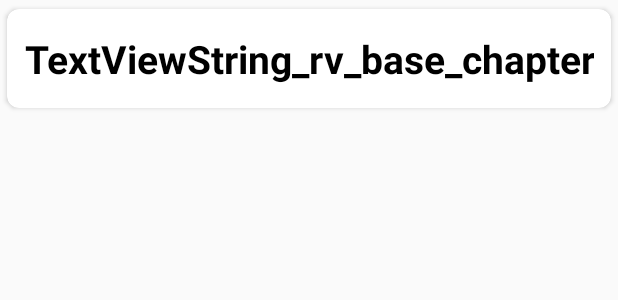
After one commit to phillipsk/GodWorks, an Android app: the layout rv_base_chapters.xml on its own in the app's theme, with its tools: preview values and no code run, on a phone screen of 412 x 824 dp. The commit adds this screen. Shown: the top 300 px of the screen. Run offline under Robolectric (Android 15) with nearby library versions, the phone set to English and light mode, and no system bars.

Commit message:
Bible API Fetch chapters complete; cache chapter filename TODO: Rename file

```diff
--- a/app/build.gradle
+++ b/app/build.gradle
@@ -43,6 +43,10 @@ dependencies {
     implementation "com.google.code.gson:gson:2.8.2"
 
     implementation 'com.android.support:design:27.1.1'
+    implementation 'com.android.support:cardview-v7:27.1.1'
+    implementation 'com.android.support:appcompat-v7:27.1.1'
+    implementation 'com.android.support:design:27.1.1'
+
 
     testImplementation 'junit:junit:4.12'
     androidTestImplementation 'com.android.support.test:runner:1.0.2'
--- /dev/null
+++ b/app/src/main/res/layout/rv_base_chapters.xml
@@ -0,0 +1,41 @@
+<android.support.v7.widget.CardView
+    xmlns:card_view="http://schemas.android.com/apk/res-auto"
+    xmlns:android="http://schemas.android.com/apk/res/android"
+    android:id="@+id/card_view"
+    android:layout_width="match_parent"
+    android:layout_height="wrap_content"
+    card_view:cardUseCompatPadding="true"
+    card_view:cardCornerRadius="8dp"
+    android:layout_marginBottom="16dp">
+
+    <RelativeLayout
+        android:layout_width="match_parent"
+        android:layout_height="match_parent">
+
+        <ImageView
+            android:id="@+id/country_photo"
+            android:layout_width="match_parent"
+            android:layout_height="wrap_content"
+            android:contentDescription="@string/action_settings"
+            android:layout_centerInParent="true"
+            android:scaleType="centerCrop" />
+        <!--android:src="@drawable/newyork"-->
+
+        <TextView
+            android:id="@+id/country_name"
+            android:layout_width="wrap_content"
+            android:layout_height="wrap_content"
+            android:gravity="center"
+            android:textSize="26sp"
+            android:minLines="2"
+            android:ellipsize="end"
+            android:text="@string/country_name"
+            android:textColor="@color/black"
+            android:textStyle="bold"
+            android:layout_centerInParent="true"/>
+        <!--android:maxLines="1"-->
+
+
+    </RelativeLayout>
+
+</android.support.v7.widget.CardView>
--- a/app/src/main/res/values/strings.xml
+++ b/app/src/main/res/values/strings.xml
@@ -4,4 +4,6 @@
 
     <!-- TODO: Remove or change this placeholder text -->
     <string name="hello_blank_fragment">Hello blank fragment</string>
+    <string name="country_name">TextViewString_rv_base_chapter</string>
+    <string name="action_settings">ImageViewString_rv_base_chapter</string>
 </resources>
```
Also changed, not shown: app/src/main/java/io/techministry/network/BibleRepo.java (+5 -3 lines), app/src/main/java/io/techministry/ui/DashboardActivity.java (+9 -12 lines), app/src/main/java/io/techministry/ui/bible/BiblePresenter.java (+5 -2 lines), app/src/main/java/io/techministry/ui/bible/chapter/ChapterAdapter.java (added, +75 -0 lines), app/src/main/java/io/techministry/ui/bible/chapter/ChapterFragment.java (+39 -1 lines), app/src/main/java/io/techministry/ui/bible/chapter/ChapterPresenter.java (+29 -3 lines), app/src/main/res/layout/fragment_chapter.xml (+6 -13 lines).
